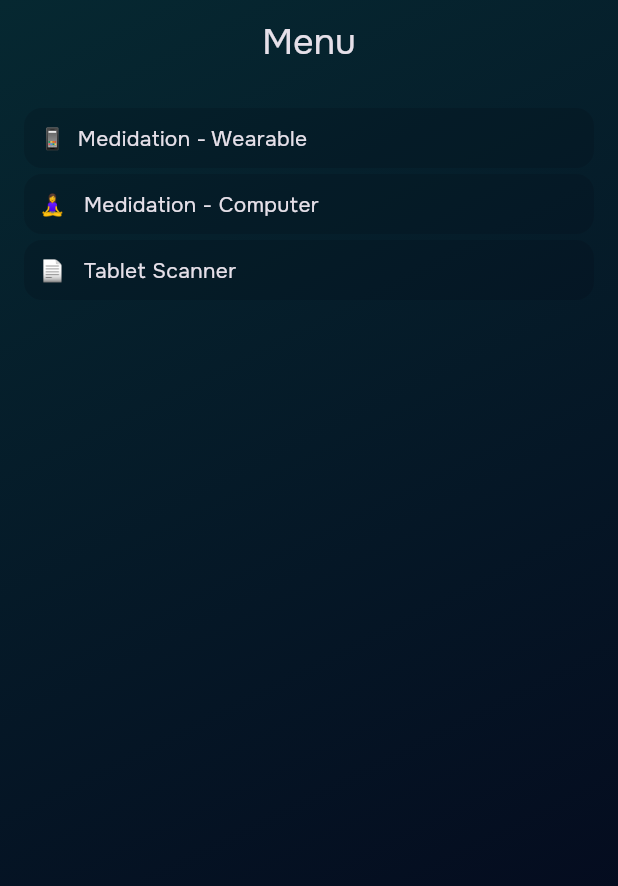
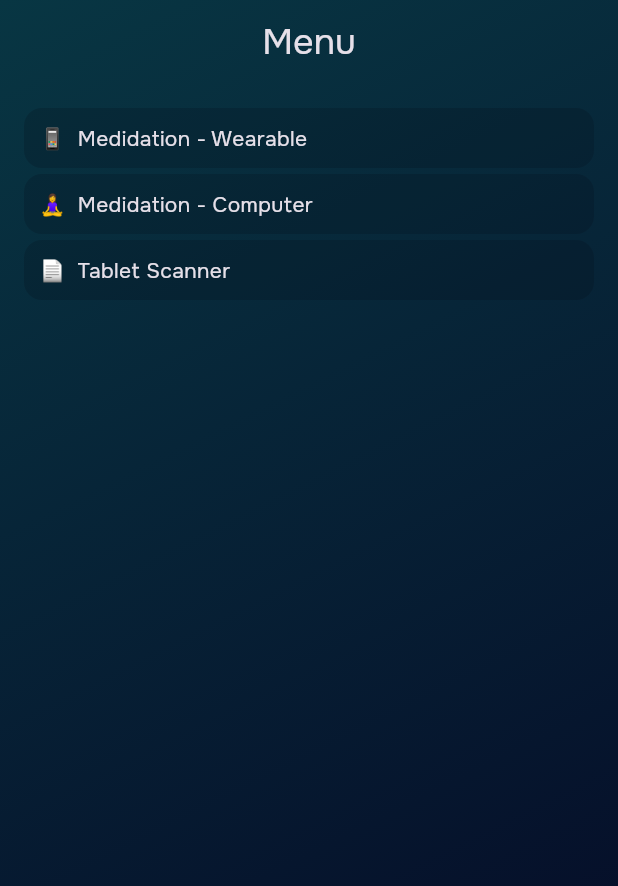
Before and after one commit to pietroid/focuslab, a Flutter app: the screen it shows after launch, on a phone screen of 412 x 824 dp. Shown: the top 886 px of the screen. Run offline on Flutter 3.47's test engine with Material 3 defaults, Android fonts, the phone set to English and light mode, and no system bars; our stand-ins replace bloc, flutter_bloc, google_fonts, youtube_player_iframe; generated files the repository leaves out were written again.

Commit message:
spacing and colors without hardcoding, small adjustments

```diff
--- a/lib/counter/widgets/card.dart
+++ b/lib/counter/widgets/card.dart
@@ -13,10 +13,10 @@ class DefaultCard extends StatelessWidget {
   @override
   Widget build(BuildContext context) {
     return Container(
-      padding: const EdgeInsets.all(10),
+      padding: const EdgeInsets.all(AppSpacing.small),
       decoration: BoxDecoration(
-        color: const Color.fromARGB(45, 3, 6, 17), // Default card color
-        borderRadius: BorderRadius.circular(12),
+        color: AppColors.defaultCardColor,
+        borderRadius: BorderRadius.circular(AppSpacing.cardRadius),
         boxShadow: [
           // BoxShadow(
           //   color: Colors.black.withOpacity(0.2),
--- a/lib/menu/view/menu_page.dart
+++ b/lib/menu/view/menu_page.dart
@@ -15,10 +15,10 @@ class MenuPage extends StatelessWidget {
             crossAxisAlignment: CrossAxisAlignment.stretch,
             children: [
               DefaultCard(child: Text('📱  Medidation - Wearable')),
-              SizedBox(height: 4.0), // Spacing between cards
-              DefaultCard(child: Text('🧘‍♀️   Medidation - Computer')),
-              SizedBox(height: 4.0), // Spacing between cards
-              DefaultCard(child: Text('📄   Tablet Scanner')),
+              SizedBox(height: AppSpacing.extraSmall), // Spacing between cards
+              DefaultCard(child: Text('🧘‍♀️  Medidation - Computer')),
+              SizedBox(height: AppSpacing.extraSmall), // Spacing between cards
+              DefaultCard(child: Text('📄  Tablet Scanner')),
             ],
           ),
         ));
--- a/packages/app_ui/lib/src/app_colors.dart
+++ b/packages/app_ui/lib/src/app_colors.dart
@@ -1,9 +1,9 @@
 import 'dart:ui';
 
 class AppColors {
-  static const defaultBackgroundColor = Color(0xFF0C0C0F);
-  static const primaryColor = Color.fromARGB(255, 143, 143, 143);
-  static const defaultCardColor = Color(0xFF1C1C1C);
-  static const defaultCardSecondaryColor = Color(0xFF1C1C1C);
-  static const disabledIconColor = Color.fromARGB(255, 41, 41, 41);
+  static const primaryColor = Color(0xFF00BFA5);
+  static const defaultBackgroundColor = Color(0xFF050526);
+  static const backgroundGradientLightColor = Color.fromARGB(255, 8, 54, 67);
+  static const backgroundGradientDarkColor = Color.fromARGB(255, 5, 5, 35);
+  static const defaultCardColor = const Color.fromARGB(50, 4, 8, 20);
 }
--- a/packages/app_ui/lib/src/app_spacing.dart
+++ b/packages/app_ui/lib/src/app_spacing.dart
@@ -1,19 +1,9 @@
 class AppSpacing {
   static const double zero = 0.0;
 
-  static const double xxxsmall = medium * 0.1;
+  static const double extraSmall = 4.0;
 
-  static const double xxsmall = medium * 0.25;
+  static const double small = 10.0;
 
-  static const double xsmall = medium * 0.5;
-
-  static const double small = medium * 0.75;
-
-  static const double medium = 50.0;
-
-  static const double large = medium * 1.5;
-
-  static const double xlarge = medium * 2.0;
-
-  static const double xxlarge = medium * 3.0;
+  static const double cardRadius = 12.0;
 }
--- a/packages/app_ui/lib/src/default_scaffold.dart
+++ b/packages/app_ui/lib/src/default_scaffold.dart
@@ -1,3 +1,4 @@
+import 'package:app_ui/app_ui.dart';
 import 'package:flutter/material.dart';
 
 class DefaultScaffold extends StatelessWidget {
@@ -30,8 +31,8 @@ class DefaultScaffold extends StatelessWidget {
           decoration: BoxDecoration(
             gradient: LinearGradient(
               colors: [
-                Color.fromARGB(255, 6, 40, 49), // Default card color
-                Color.fromARGB(255, 4, 4, 26), // Default background color
+                AppColors.backgroundGradientLightColor,
+                AppColors.backgroundGradientDarkColor,
               ],
               begin: Alignment.topLeft,
               end: Alignment.bottomRight,
```
